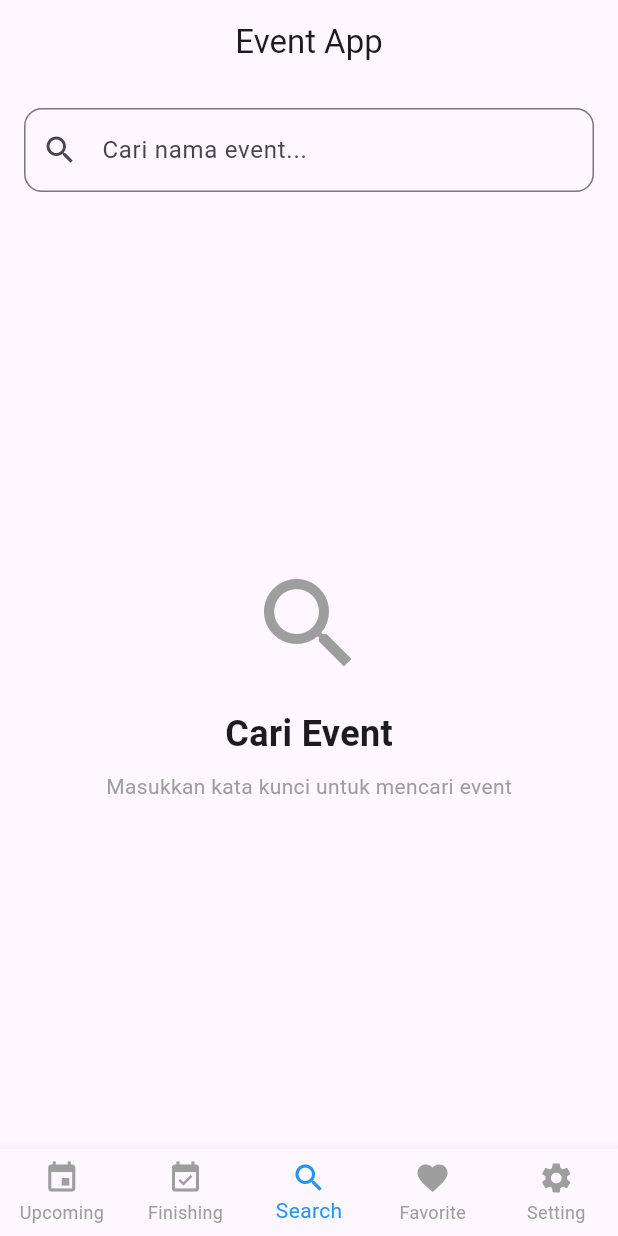
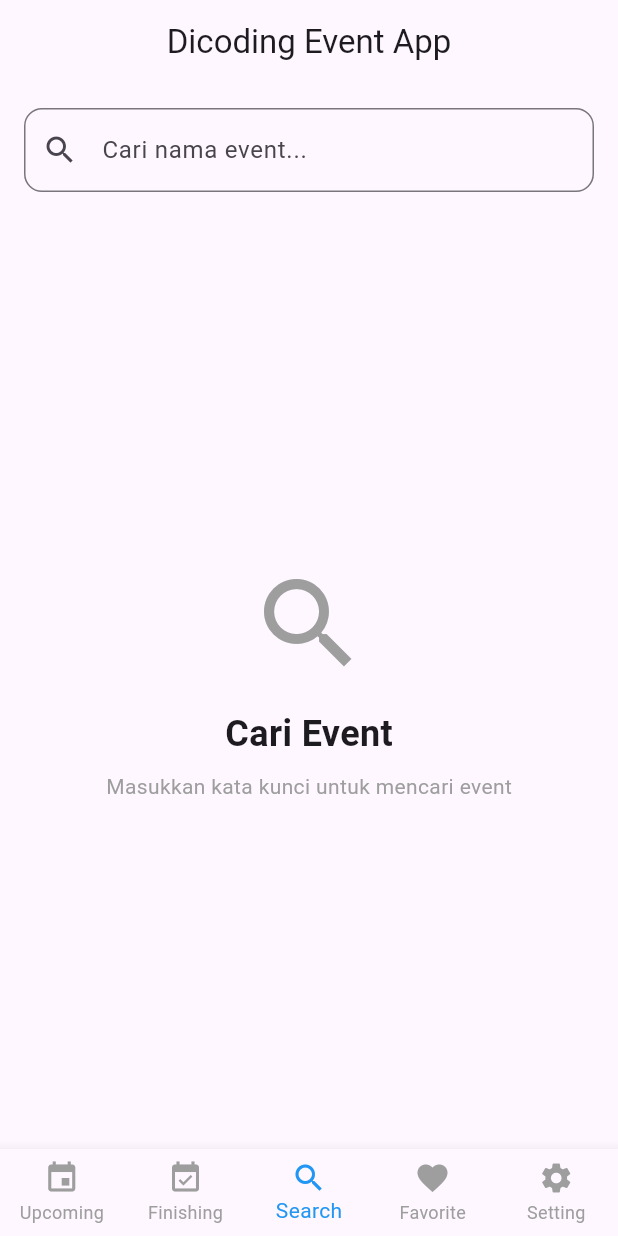
Before and after one commit to Yusuf-Sidik/dicoding_event, a Flutter app: the screen it shows after launch, item 3 of the bottom bar chosen, on a phone screen of 412 x 824 dp. Run offline on Flutter 3.47's test engine with Material 3 defaults, Android fonts, the phone set to English and light mode, and no system bars; our stand-ins replace flutter_html; network calls fail.

Commit message:
refactor: update app title to 'Dicoding Event App' in main.dart and main_page.dart

```diff
--- a/lib/main.dart
+++ b/lib/main.dart
@@ -11,7 +11,7 @@
   @override
   Widget build(BuildContext context) {
     return MaterialApp(
-      title: 'Dicoding Event',
+      title: 'Dicoding Event App',
       theme: ThemeData(
         primarySwatch: Colors.blue,
         visualDensity: VisualDensity.adaptivePlatformDensity,
--- a/lib/screens/main_page.dart
+++ b/lib/screens/main_page.dart
@@ -25,7 +25,7 @@
   Widget build(BuildContext context) {
     return Scaffold(
       appBar: AppBar(
-        title: const Text('Event App'),
+        title: const Text('Dicoding Event App'),
         centerTitle: true,
       ),
       body: _pages[_currentIndex],
```
